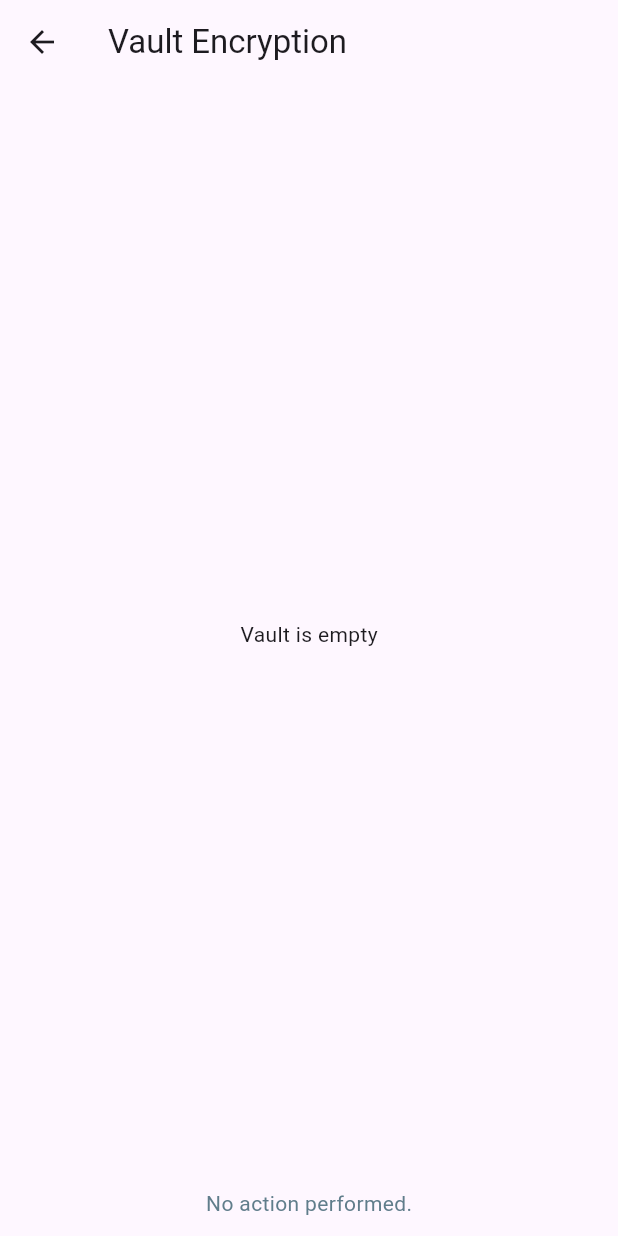
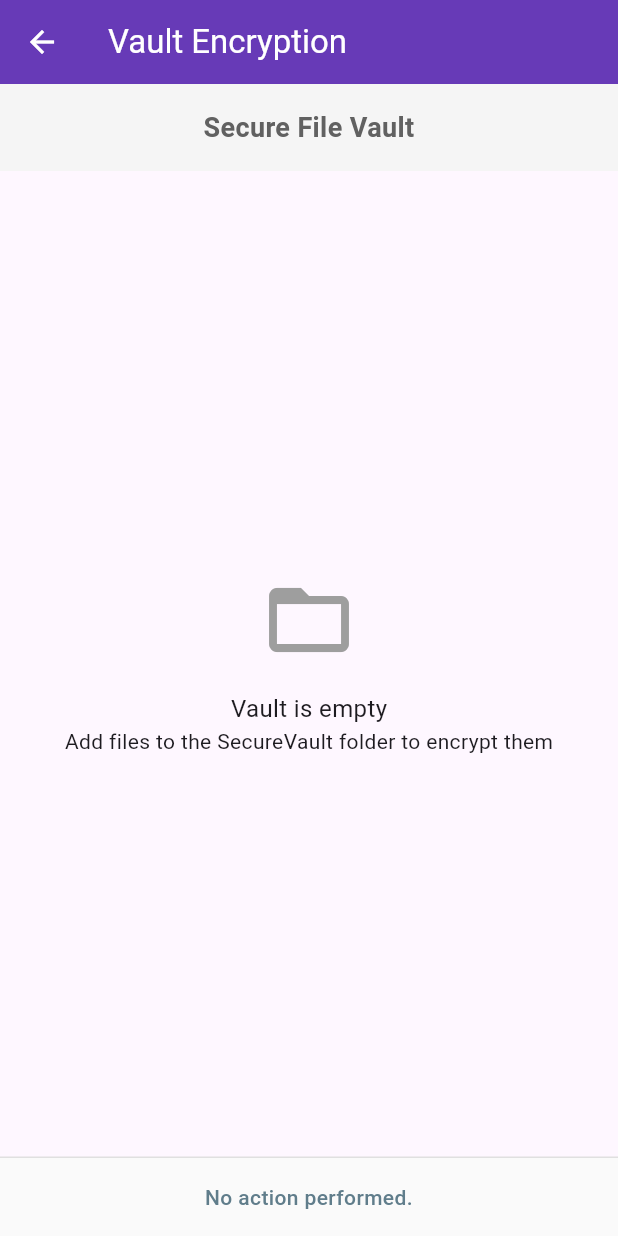
Before and after one commit to Parth7039/Securely, a Flutter app: the screen it shows after launch, item 2 of the bottom bar chosen, on a phone screen of 412 x 824 dp. Run offline on Flutter 3.47's test engine with Material 3 defaults, Android fonts, the phone set to English and light mode, and no system bars; our stand-ins replace file_picker, local_auth, open_file; missing offline and left inert: encrypt.

Commit message:
encryption logic done

```diff
--- a/lib/Vault/pages/encryptionpage.dart
+++ b/lib/Vault/pages/encryptionpage.dart
@@ -1,6 +1,8 @@
 import 'dart:convert';
 import 'dart:io';
+import 'package:crypto/crypto.dart';
 import 'package:flutter/material.dart';
+import 'dart:typed_data';
 import 'package:path/path.dart' as path;
 import 'package:path_provider/path_provider.dart';
 import 'package:encrypt/encrypt.dart' as encrypt;
@@ -70,57 +72,86 @@ class _EncryptionpageState extends State<Encryptionpage> {
     );
   }
 
-  String _formatKey(String key) {
-    return key.padRight(32, '0').substring(0, 32); // AES-256 requires 32 bytes
+  // Generate a proper 32-byte key from the passkey using SHA-256
+  List<int> _generateKey(String passkey) {
+    final bytes = utf8.encode(passkey);
+    final digest = sha256.convert(bytes);
+    return digest.bytes;
   }
 
   Future<void> _encryptFile(File file) async {
     final passkey = await _promptPasskey("Encrypt");
-    if (passkey == null) return;
+    if (passkey == null || passkey.isEmpty) return;
 
+    try {
       final content = await file.readAsBytes();
-    final key = encrypt.Key.fromUtf8(_formatKey(passkey));
-    final iv = encrypt.IV.fromLength(16);
+
+      // Generate a secure key from the passkey
+      final keyBytes = Uint8List.fromList(_generateKey(passkey));
+      final key = encrypt.Key(keyBytes);
+
+      // Generate a random IV for each encryption
+      final iv = encrypt.IV.fromSecureRandom(16);
       final encrypter = encrypt.Encrypter(encrypt.AES(key));
 
       final encrypted = encrypter.encryptBytes(content, iv: iv);
+
+      // Create the encrypted file structure with IV + encrypted data
+      final encryptedData = {
+        'iv': iv.base64,
+        'data': encrypted.base64,
+      };
+
       final newFile = File('${file.path}.enc');
-
-    // Save Base64 string instead of raw bytes
-    await newFile.writeAsString(encrypted.base64);
+      await newFile.writeAsString(jsonEncode(encryptedData));
       await file.delete();
 
       setState(() {
         _status = 'Encrypted: ${path.basename(file.path)}';
       });
       _loadVaultFiles();
+    } catch (e) {
+      setState(() {
+        _status = 'Encryption failed: $e';
+      });
+    }
   }
 
   Future<void> _decryptFile(File file) async {
     final passkey = await _promptPasskey("Decrypt");
-    if (passkey == null) return;
+    if (passkey == null || passkey.isEmpty) return;
 
     try {
-      final encryptedBase64 = await file.readAsString();
-      final encryptedBytes = encrypt.Encrypted.fromBase64(encryptedBase64);
+      final encryptedContent = await file.readAsString();
+      final encryptedData = jsonDecode(encryptedContent);
 
-      final key = encrypt.Key.fromUtf8(_formatKey(passkey));
-      final iv = encrypt.IV.fromLength(16);
+      // Extract IV and encrypted data
+      final iv = encrypt.IV.fromBase64(encryptedData['iv']);
+      final encryptedBytes = encrypt.Encrypted.fromBase64(encryptedData['data']);
+
+      // Generate the same key from the passkey
+      final keyBytes = Uint8List.fromList(_generateKey(passkey));
+      final key = encrypt.Key(keyBytes);
       final encrypter = encrypt.Encrypter(encrypt.AES(key));
 
       final decryptedBytes = encrypter.decryptBytes(encryptedBytes, iv: iv);
 
-      final decryptedFile = File(file.path.replaceAll('.enc', ''));
+      // Remove .enc extension to get original filename
+      final originalPath = file.path.substring(0, file.path.length - 4);
+      final decryptedFile = File(originalPath);
       await decryptedFile.writeAsBytes(decryptedBytes);
 
+      // Delete the encrypted file
+      await file.delete();
+
       setState(() {
-        _status = 'Decrypted: ${path.basename(file.path)}';
+        _status = 'Decrypted: ${path.basename(originalPath)}';
       });
 
       _loadVaultFiles();
     } catch (e) {
       setState(() {
-        _status = 'Decryption failed: Invalid passkey or file.';
+        _status = 'Decryption failed: Invalid passkey or corrupted file.';
       });
     }
   }
@@ -132,11 +163,17 @@ class _EncryptionpageState extends State<Encryptionpage> {
     return Card(
       margin: const EdgeInsets.symmetric(vertical: 6, horizontal: 12),
       child: ListTile(
-        leading: Icon(isEncrypted ? Icons.lock : Icons.lock_open),
+        leading: Icon(
+          isEncrypted ? Icons.lock : Icons.lock_open,
+          color: isEncrypted ? Colors.red : Colors.green,
+        ),
         title: Text(fileName),
         subtitle: Text(isEncrypted ? 'Encrypted file' : 'Unencrypted file'),
         trailing: ElevatedButton(
           onPressed: () => isEncrypted ? _decryptFile(file) : _encryptFile(file),
+          style: ElevatedButton.styleFrom(
+            backgroundColor: isEncrypted ? Colors.green : Colors.blue,
+          ),
           child: Text(isEncrypted ? 'Decrypt' : 'Encrypt'),
         ),
       ),
@@ -146,13 +183,40 @@ class _EncryptionpageState extends State<Encryptionpage> {
   @override
   Widget build(BuildContext context) {
     return Scaffold(
-      appBar: AppBar(title: const Text('Vault Encryption')),
+      appBar: AppBar(
+        title: const Text('Vault Encryption'),
+        backgroundColor: Colors.deepPurple,
+        foregroundColor: Colors.white,
+      ),
       body: Column(
         children: [
-          const SizedBox(height: 10),
+          Container(
+            width: double.infinity,
+            padding: const EdgeInsets.all(16),
+            color: Colors.grey[100],
+            child: Text(
+              'Secure File Vault',
+              style: TextStyle(
+                fontSize: 18,
+                fontWeight: FontWeight.bold,
+                color: Colors.grey[700],
+              ),
+              textAlign: TextAlign.center,
+            ),
+          ),
           Expanded(
             child: _files.isEmpty
-                ? const Center(child: Text("Vault is empty"))
+                ? const Center(
+              child: Column(
+                mainAxisAlignment: MainAxisAlignment.center,
+                children: [
+                  Icon(Icons.folder_open, size: 64, color: Colors.grey),
+                  SizedBox(height: 16),
+                  Text("Vault is empty", style: TextStyle(fontSize: 16)),
+                  Text("Add files to the SecureVault folder to encrypt them"),
+                ],
+              ),
+            )
                 : ListView.builder(
               itemCount: _files.length,
               itemBuilder: (context, index) {
@@ -161,11 +225,21 @@ class _EncryptionpageState extends State<Encryptionpage> {
               },
             ),
           ),
-          Padding(
-            padding: const EdgeInsets.all(12.0),
+          Container(
+            width: double.infinity,
+            padding: const EdgeInsets.all(16),
+            decoration: BoxDecoration(
+              color: Colors.grey[50],
+              border: Border(top: BorderSide(color: Colors.grey[300]!)),
+            ),
             child: Text(
               _status,
-              style: const TextStyle(fontSize: 14, color: Colors.blueGrey),
+              style: TextStyle(
+                fontSize: 14,
+                color: _status.contains('failed') ? Colors.red : Colors.blueGrey,
+                fontWeight: FontWeight.w500,
+              ),
+              textAlign: TextAlign.center,
             ),
           ),
         ],
--- a/pubspec.yaml
+++ b/pubspec.yaml
@@ -15,6 +15,7 @@ dependencies:
   permission_handler: ^12.0.1
   open_file: ^3.3.2
   encrypt: ^5.0.3
+  crypto: ^3.0.6
 
 dev_dependencies:
   flutter_test:
```
Also changed, not shown: pubspec.lock. Lines whose indentation alone changed are shown as unchanged.
